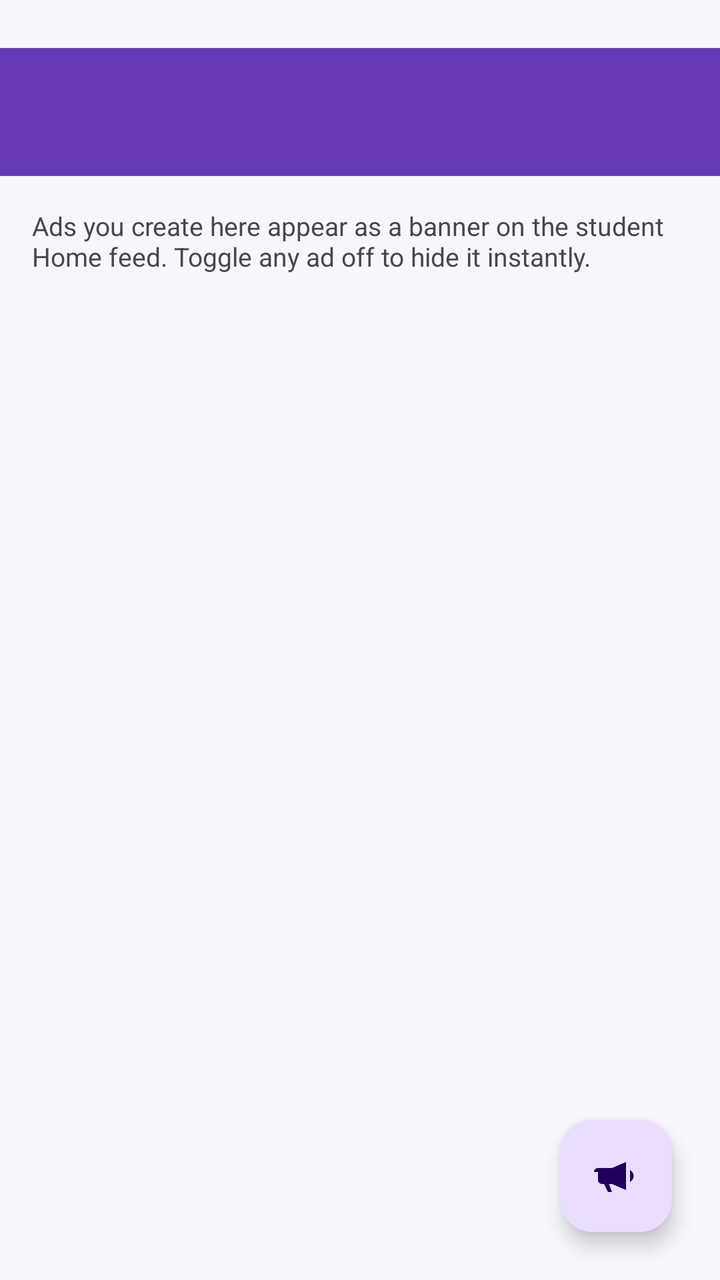
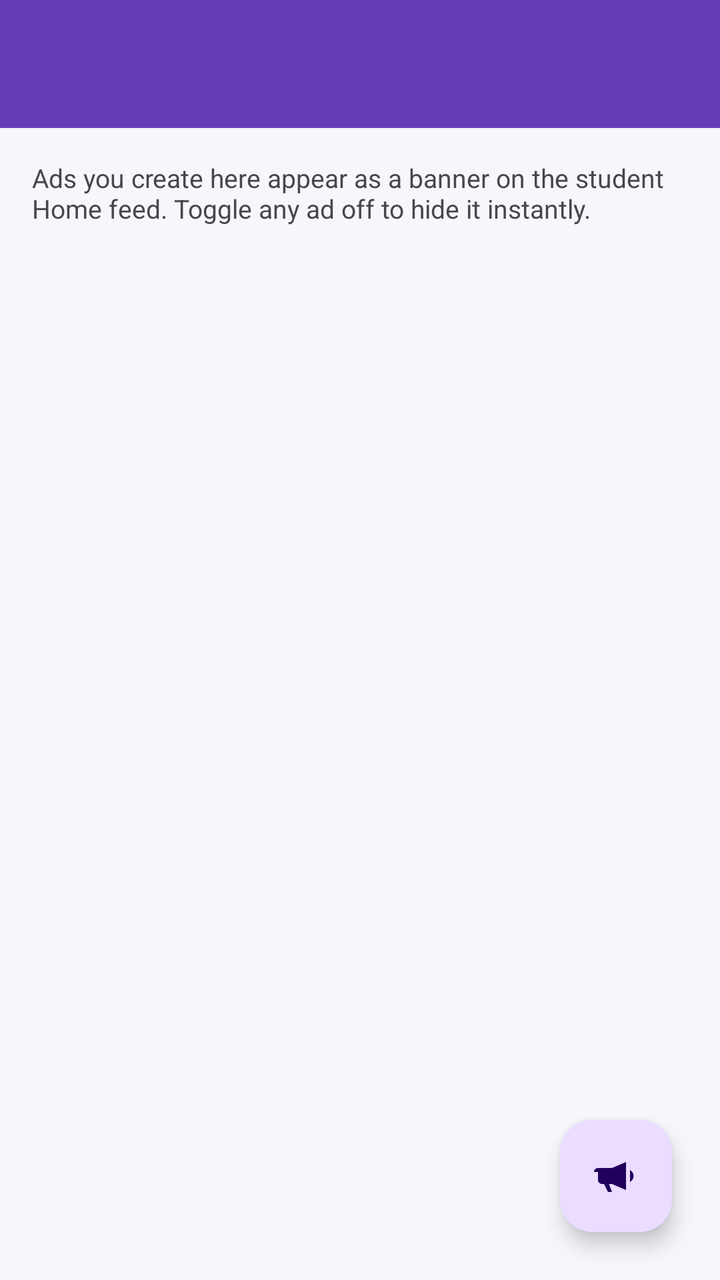

Compare the two renders of this Android layout. The source of the first and the diff that turns it into the second are given below.
<!-- AndroidManifest.xml: application theme Theme.CampusConnect -->
<!-- res/layout/activity_admin_ads.xml -->
<?xml version="1.0" encoding="utf-8"?>
<androidx.constraintlayout.widget.ConstraintLayout xmlns:android="http://schemas.android.com/apk/res/android"
    xmlns:app="http://schemas.android.com/apk/res-auto"
    android:layout_width="match_parent"
    android:layout_height="match_parent">

    <com.google.android.material.appbar.MaterialToolbar
        android:id="@+id/toolbar"
        android:layout_width="match_parent"
        android:layout_height="?attr/actionBarSize"
        android:layout_marginTop="24dp"
        android:background="?attr/colorPrimary"
        app:titleTextColor="?attr/colorOnPrimary"
        app:layout_constraintTop_toTopOf="parent" />

    <TextView
        android:layout_width="0dp"
        android:layout_height="wrap_content"
        android:layout_margin="16dp"
        android:text="@string/ads_screen_hint"
        android:textSize="13sp"
        android:textColor="?android:attr/textColorSecondary"
        app:layout_constraintEnd_toEndOf="parent"
        app:layout_constraintStart_toStartOf="parent"
        app:layout_constraintTop_toBottomOf="@id/toolbar"
        android:id="@+id/hintText" />

    <TextView
        android:id="@+id/emptyState"
        android:layout_width="0dp"
        android:layout_height="wrap_content"
        android:layout_margin="24dp"
        android:gravity="center"
        android:text="@string/no_ads_yet"
        android:visibility="gone"
        app:layout_constraintEnd_toEndOf="parent"
        app:layout_constraintStart_toStartOf="parent"
        app:layout_constraintTop_toBottomOf="@id/hintText" />

    <androidx.recyclerview.widget.RecyclerView
        android:id="@+id/recyclerView"
        android:layout_width="match_parent"
        android:layout_height="0dp"
        android:padding="8dp"
        app:layout_constraintBottom_toBottomOf="parent"
        app:layout_constraintTop_toBottomOf="@id/hintText" />

    <com.google.android.material.floatingactionbutton.FloatingActionButton
        android:id="@+id/createAdFab"
        android:layout_width="wrap_content"
        android:layout_height="wrap_content"
        android:layout_margin="24dp"
        app:srcCompat="@drawable/ic_nav_campaign"
        android:contentDescription="@string/create_ad"
        app:layout_constraintBottom_toBottomOf="parent"
        app:layout_constraintEnd_toEndOf="parent" />

</androidx.constraintlayout.widget.ConstraintLayout>
<!-- resources referenced by this layout -->
<resources>
  <!-- drawable ic_nav_campaign (drawable) -->
  <vector xmlns:android="http://schemas.android.com/apk/res/android"
      android:width="24dp" android:height="24dp"
      android:viewportWidth="24" android:viewportHeight="24">
      <path android:fillColor="#FF000000"
          android:pathData="M3,10v4c0,1.1 0.9,2 2,2h1l2,4h2l-1.5,-4H10l7,3V5L10,8H3c-1.1,0 -2,0.9 -2,2z" />
      <path android:fillColor="#FF000000"
          android:pathData="M19,9v6c1.1,-0.63 1.8,-1.87 1.8,-3S20.1,9.63 19,9z" />
  </vector>
  <string name="ads_screen_hint">Ads you create here appear as a banner on the student Home feed. Toggle any ad off to hide it instantly.</string>
  <string name="create_ad">Create Ad</string>
  <string name="no_ads_yet">No ads yet. Tap + to create one.</string>
  <style name="Theme.CampusConnect" parent="Base.Theme.CampusConnect" />
  <style name="Base.Theme.CampusConnect" parent="Theme.Material3.DayNight.NoActionBar">
          
          <item name="colorPrimary">@color/primary</item>
          <item name="colorOnPrimary">@color/on_primary</item>
          <item name="colorSecondary">@color/secondary</item>
          <item name="colorOnSecondary">@color/on_secondary</item>
          <item name="colorTertiary">@color/tertiary</item>
          <item name="colorOnTertiary">@color/on_tertiary</item>
          <item name="android:windowBackground">@color/background</item>
          <item name="colorSurface">@color/surface</item>
          <item name="colorOnSurface">@color/on_surface</item>
  
          <item name="colorSurfaceVariant">@color/surface_variant</item>
          <item name="colorOnSurfaceVariant">@color/on_surface_variant</item>
          <item name="colorError">@color/error</item>
          <item name="colorOnError">@color/on_error</item>
          <item name="colorOutline">@color/outline</item>
          <item name="colorOutlineVariant">@color/outline_variant</item>
          <item name="android:statusBarColor">@color/primary</item>
  
          
          <item name="materialCardViewStyle">@style/Widget.CampusConnect.Card</item>
      </style>
  <color name="primary">#673AB7</color>
  <color name="on_primary">#FFFFFF</color>
  <color name="secondary">#009688</color>
  <color name="on_secondary">#FFFFFF</color>
  <color name="tertiary">#FFC107</color>
  <color name="on_tertiary">#000000</color>
  <color name="background">#F6F7FB</color>
  <color name="surface">#FFFFFF</color>
  <color name="on_surface">#1A1C1E</color>
  <color name="surface_variant">#E1E2EC</color>
  <color name="on_surface_variant">#44474E</color>
  <color name="error">#B3261E</color>
  <color name="on_error">#FFFFFF</color>
  <color name="outline">#74777F</color>
  <color name="outline_variant">#C4C6D0</color>
  <style name="Widget.CampusConnect.Card" parent="Widget.Material3.CardView.Elevated">
          <item name="cardCornerRadius">16dp</item>
          <item name="cardElevation">2dp</item>
          <item name="strokeWidth">0dp</item>
      </style>
</resources>

<!-- the commit's change to res/layout/activity_admin_ads.xml (unified diff, before → after) -->
@@ -8,7 +8,6 @@
         android:id="@+id/toolbar"
         android:layout_width="match_parent"
         android:layout_height="?attr/actionBarSize"
-        android:layout_marginTop="24dp"
         android:background="?attr/colorPrimary"
         app:titleTextColor="?attr/colorOnPrimary"
         app:layout_constraintTop_toTopOf="parent" />
